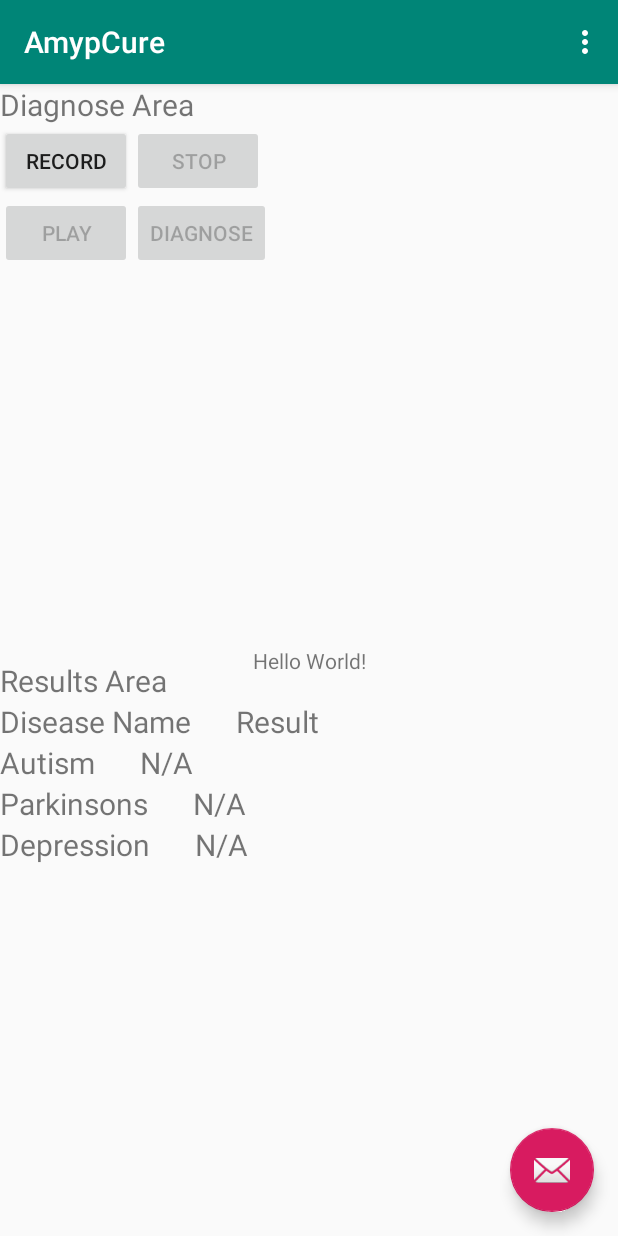
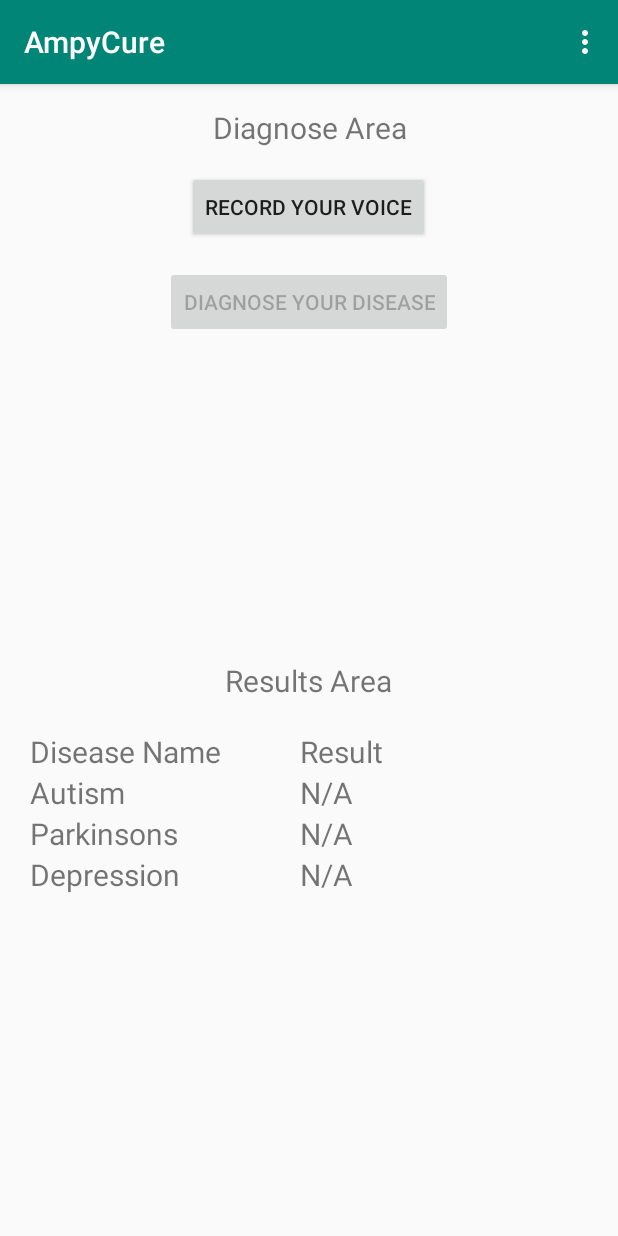
Before and after one commit to paras-08/AmpyCure, an Android app: the screen it shows after launch (MainActivity), on a phone screen of 412 x 824 dp. Run offline under Robolectric (Android 15) with nearby library versions, the phone set to English and light mode, and no system bars; libraries missing offline, so code that uses them is left out: com.deskode.recorddialog.

Commit message:
UI improved

```diff
--- a/app/src/main/java/com/example/paras/amypcure/MainActivity.java
+++ b/app/src/main/java/com/example/paras/amypcure/MainActivity.java
@@ -65,13 +65,15 @@ public class MainActivity extends AppCompatActivity {
         Toolbar toolbar = (Toolbar) findViewById(R.id.toolbar);
         setSupportActionBar(toolbar);
 
+        //indViewById(R.id.loadingPanel).setVisiblity(View.GONE);
+        //findViewById(R.id.loadingPanel).setVisibility(View.VISIBLE);
         buttonStart = (Button) findViewById(R.id.button1);
-        buttonStop = (Button) findViewById(R.id.button2);
-        buttonPlayLastRecordAudio = (Button) findViewById(R.id.button3);
+       /* buttonStop = (Button) findViewById(R.id.button2);
+        buttonPlayLastRecordAudio = (Button) findViewById(R.id.button3);*/
         buttonUploadAudio = (Button)findViewById(R.id.button4);
 
-        buttonStop.setEnabled(false);
-        buttonPlayLastRecordAudio.setEnabled(false);
+        //buttonStop.setEnabled(false);
+        //buttonPlayLastRecordAudio.setEnabled(false);
         buttonUploadAudio.setEnabled(false);
 
         testView1=(TextView) findViewById(R.id.text1);
@@ -84,14 +86,14 @@ public class MainActivity extends AppCompatActivity {
 
 
         //testView1.setText("opu");
-        FloatingActionButton fab = (FloatingActionButton) findViewById(R.id.fab);
+       /* FloatingActionButton fab = (FloatingActionButton) findViewById(R.id.fab);
         fab.setOnClickListener(new View.OnClickListener() {
             @Override
             public void onClick(View view) {
                 Snackbar.make(view, "Replace with your own action", Snackbar.LENGTH_LONG)
                         .setAction("Action", null).show();
             }
-        });
+        });*/
 
         /*buttonStart.setOnClickListener(new View.OnClickListener() {
             @Override
@@ -145,7 +147,7 @@ public class MainActivity extends AppCompatActivity {
 
 
         });
-        buttonStop.setOnClickListener(new View.OnClickListener() {
+        /*buttonStop.setOnClickListener(new View.OnClickListener() {
             @Override
             public void onClick(View view) {
                 mediaRecorder.stop();
@@ -179,13 +181,16 @@ public class MainActivity extends AppCompatActivity {
                 Toast.makeText(MainActivity.this, "Recording Playing",
                         Toast.LENGTH_LONG).show();
             }
-        });
+        });*/
         buttonUploadAudio.setOnClickListener(new View.OnClickListener() {
+          //  findViewById(R.id.loadingPanel).setVisibility(View.GONE);
             @Override
             public void onClick(View view) {
 
+                //findViewById(R.id.loadingPanel).setVisibility(View.VISIBLE);
                 (new UploadtoServer()).execute();
 
+                //findViewById(R.id.loadingPanel).setVisibility(View.GONE);
             }
         });
     }
@@ -354,7 +359,9 @@ public class MainActivity extends AppCompatActivity {
     }
     private class UploadtoServer extends AsyncTask<Void, Void, Void> {
 
+
         @Override
+
         protected Void doInBackground(Void... voids) {
             try {
                 test_Upload();
--- a/app/src/main/res/layout/activity_main.xml
+++ b/app/src/main/res/layout/activity_main.xml
@@ -22,12 +22,5 @@
 
     <include layout="@layout/content_main" />
 
-    <android.support.design.widget.FloatingActionButton
-        android:id="@+id/fab"
-        android:layout_width="wrap_content"
-        android:layout_height="wrap_content"
-        android:layout_gravity="bottom|end"
-        android:layout_margin="@dimen/fab_margin"
-        app:srcCompat="@android:drawable/ic_dialog_email" />
 
 </android.support.design.widget.CoordinatorLayout>
--- a/app/src/main/res/layout/content_main.xml
+++ b/app/src/main/res/layout/content_main.xml
@@ -19,42 +19,34 @@
             android:orientation="vertical"
             android:layout_weight="1">
             <TextView
-                android:layout_width="wrap_content"
+                android:layout_width="match_parent"
                 android:layout_height="wrap_content"
+                android:layout_marginTop="15dp"
                 android:text="Diagnose Area"
+                android:gravity="center"
+                android:layout_marginBottom="15dp"
                 android:textSize="20dp"/>
             <LinearLayout
                 android:layout_width="match_parent"
+                android:gravity="center"
+                android:layout_marginBottom="15dp"
                 android:layout_height="wrap_content">
                 <Button
                     android:layout_width="wrap_content"
                     android:layout_height="wrap_content"
-                    android:text="Record"
+                    android:text="Record Your Voice"
                     android:id="@+id/button1"
-                    android:layout_centerHorizontal="true"
-                    />
-                <Button
-                    android:layout_width="wrap_content"
-                    android:layout_height="wrap_content"
-                    android:text="Stop"
-                    android:id="@+id/button2"
-                    android:layout_centerHorizontal="true"
                     />
             </LinearLayout>
             <LinearLayout
                 android:layout_width="match_parent"
+                android:gravity="center"
+                android:layout_marginBottom="15dp"
                 android:layout_height="wrap_content">
                 <Button
                     android:layout_width="wrap_content"
                     android:layout_height="wrap_content"
-                    android:text="Play"
-                    android:id="@+id/button3"
-                    android:layout_centerHorizontal="true"
-                    />
-                <Button
-                    android:layout_width="wrap_content"
-                    android:layout_height="wrap_content"
-                    android:text="Diagnose"
+                    android:text="Diagnose your disease"
                     android:id="@+id/button4"
                     android:layout_centerHorizontal="true"
                     />
@@ -69,25 +61,23 @@
                 android:layout_width="wrap_content"
                 android:layout_height="wrap_content"
                 android:text="Results Area"
+                android:layout_marginBottom="20dp"
+                android:layout_gravity="center"
                 android:textSize="20dp"/>
             <LinearLayout
+                android:layout_width="match_parent"
+                android:layout_height="match_parent"
+                android:orientation="horizontal">
+            <LinearLayout
                 android:layout_width="wrap_content"
-                android:layout_height="wrap_content">
+                android:layout_height="wrap_content"
+                android:orientation="vertical"
+                android:layout_marginLeft="20dp">
                 <TextView
                     android:layout_width="wrap_content"
                     android:layout_height="wrap_content"
                     android:text="Disease Name"
-                    android:layout_marginRight="30dp"
                     android:textSize="20dp"/>
-                <TextView
-                    android:layout_width="wrap_content"
-                    android:layout_height="wrap_content"
-                    android:text="Result"
-                    android:textSize="20dp"/>
-            </LinearLayout>
-            <LinearLayout
-                android:layout_width="wrap_content"
-                android:layout_height="wrap_content">
                 <TextView
                     android:layout_width="wrap_content"
                     android:layout_height="wrap_content"
@@ -97,34 +87,38 @@
                 <TextView
                     android:layout_width="wrap_content"
                     android:layout_height="wrap_content"
-                    android:id="@+id/text1"
-                    android:text="N/A"
-                    android:textSize="20dp"/>
-            </LinearLayout>
-            <LinearLayout
-                android:layout_width="wrap_content"
-                android:layout_height="wrap_content">
-                <TextView
-                    android:layout_width="wrap_content"
-                    android:layout_height="wrap_content"
                     android:text="Parkinsons"
                     android:layout_marginRight="30dp"
                     android:textSize="20dp"/>
                 <TextView
                     android:layout_width="wrap_content"
                     android:layout_height="wrap_content"
-                    android:id="@+id/text2"
-                    android:text="N/A"
+                    android:text="Depression"
+                    android:layout_marginRight="30dp"
                     android:textSize="20dp"/>
+
             </LinearLayout>
             <LinearLayout
                 android:layout_width="wrap_content"
-                android:layout_height="wrap_content">
+                android:layout_height="wrap_content"
+                android:layout_marginLeft="50dp"
+                android:orientation="vertical">
                 <TextView
                     android:layout_width="wrap_content"
                     android:layout_height="wrap_content"
-                    android:text="Depression"
-                    android:layout_marginRight="30dp"
+                    android:text="Result"
+                    android:textSize="20dp"/>
+                <TextView
+                    android:layout_width="wrap_content"
+                    android:layout_height="wrap_content"
+                    android:id="@+id/text1"
+                    android:text="N/A"
+                    android:textSize="20dp"/>
+                <TextView
+                    android:layout_width="wrap_content"
+                    android:layout_height="wrap_content"
+                    android:id="@+id/text2"
+                    android:text="N/A"
                     android:textSize="20dp"/>
                 <TextView
                     android:layout_width="wrap_content"
@@ -133,15 +127,9 @@
                     android:text="N/A"
                     android:textSize="20dp"/>
             </LinearLayout>
+            </LinearLayout>
         </LinearLayout>
+
     </LinearLayout>
-    <TextView
-        android:layout_width="wrap_content"
-        android:layout_height="wrap_content"
-        android:text="Hello World!"
-        app:layout_constraintBottom_toBottomOf="parent"
-        app:layout_constraintLeft_toLeftOf="parent"
-        app:layout_constraintRight_toRightOf="parent"
-        app:layout_constraintTop_toTopOf="parent" />
 
 </android.support.constraint.ConstraintLayout>
--- a/app/src/main/res/values/strings.xml
+++ b/app/src/main/res/values/strings.xml
@@ -1,4 +1,4 @@
 <resources>
-    <string name="app_name">AmypCure</string>
+    <string name="app_name">AmpyCure</string>
     <string name="action_settings">Settings</string>
 </resources>
--- a/app/src/main/res/values/styles.xml
+++ b/app/src/main/res/values/styles.xml
@@ -16,5 +16,16 @@
     <style name="AppTheme.AppBarOverlay" parent="ThemeOverlay.AppCompat.Dark.ActionBar" />
 
     <style name="AppTheme.PopupOverlay" parent="ThemeOverlay.AppCompat.Light" />
+    <style name="GenericProgressBackground" parent="android:Theme">
+        <item name="android:layout_width">fill_parent</item>
+        <item name="android:layout_height">fill_parent</item>
+        <item name="android:background">#DD111111</item>
+        <item name="android:gravity">center</item>
+    </style>
+    <style name="GenericProgressIndicator" parent="@android:style/Widget.ProgressBar.Small">
+        <item name="android:layout_width">wrap_content</item>
+        <item name="android:layout_height">wrap_content</item>
+        <item name="android:indeterminate">true</item>
+    </style>
 
 </resources>
```
